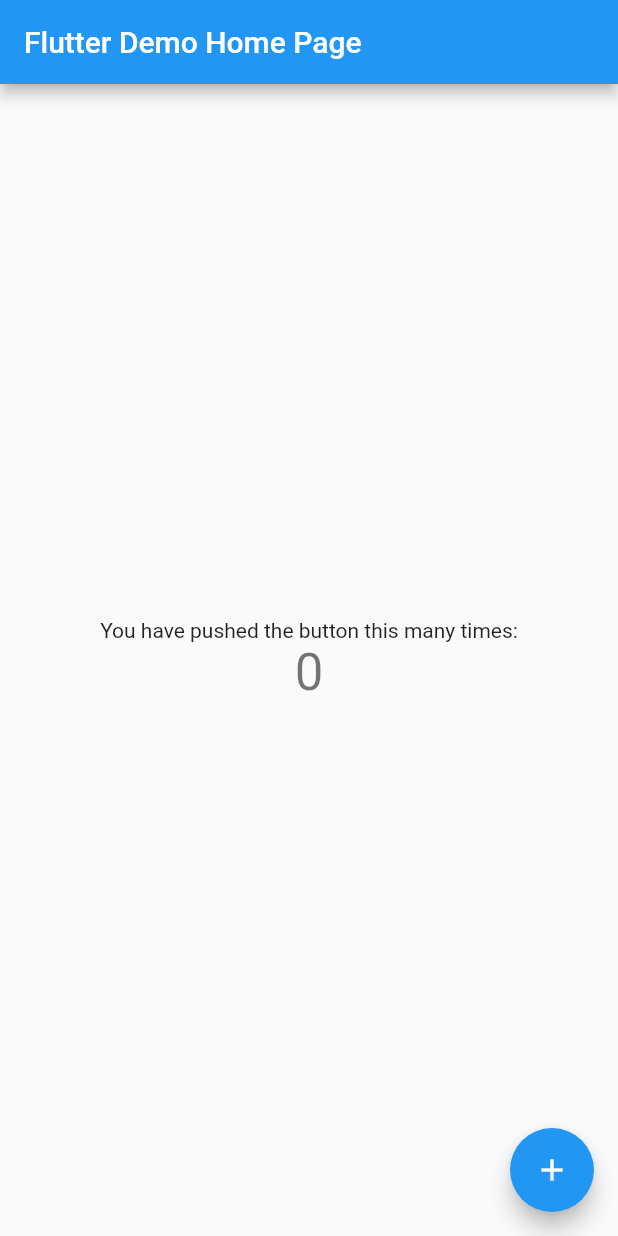
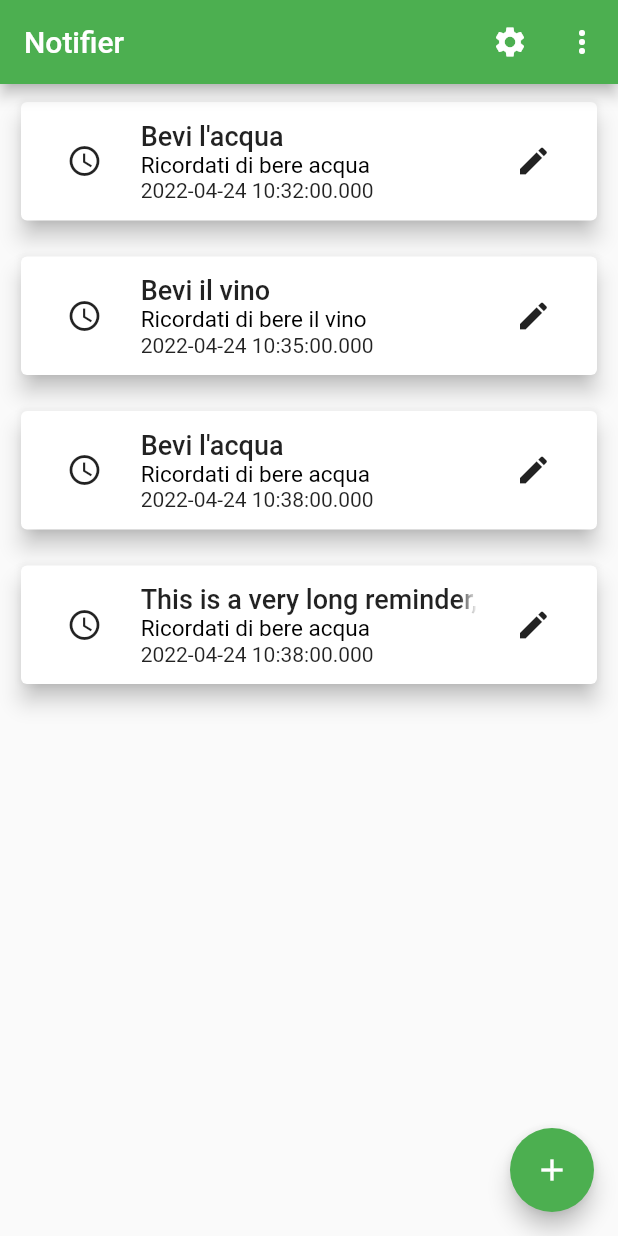
Before and after one commit to enricobragastini/notifier_app, a Flutter app: the screen it shows after launch, on a phone screen of 412 x 824 dp. Run offline on Flutter 3.47's test engine with Material 2 defaults, Android fonts, the phone set to English and light mode, and no system bars.

Commit message:
basic homepage structure

```diff
--- a/lib/main.dart
+++ b/lib/main.dart
@@ -1,4 +1,6 @@
 import 'package:flutter/material.dart';
+
+import './screens/notifications_screens.dart';
 
 void main() {
   runApp(const MyApp());
@@ -7,109 +9,17 @@
 class MyApp extends StatelessWidget {
   const MyApp({Key? key}) : super(key: key);
 
-  // This widget is the root of your application.
   @override
   Widget build(BuildContext context) {
     return MaterialApp(
-      title: 'Flutter Demo',
+      title: 'Notifier',
       theme: ThemeData(
-        // This is the theme of your application.
-        //
-        // Try running your application with "flutter run". You'll see the
-        // application has a blue toolbar. Then, without quitting the app, try
-        // changing the primarySwatch below to Colors.green and then invoke
-        // "hot reload" (press "r" in the console where you ran "flutter run",
-        // or simply save your changes to "hot reload" in a Flutter IDE).
-        // Notice that the counter didn't reset back to zero; the application
-        // is not restarted.
-        primarySwatch: Colors.blue,
-      ),
-      home: const MyHomePage(title: 'Flutter Demo Home Page'),
+          primarySwatch: Colors.green,
+          textTheme: const TextTheme(
+              labelLarge: TextStyle(fontWeight: FontWeight.w500, fontSize: 18),
+              labelMedium:
+                  TextStyle(fontWeight: FontWeight.w400, fontSize: 15))),
+      home: const NotificationsScreen(appBarTitle: "Notifier"),
     );
   }
 }
-
-class MyHomePage extends StatefulWidget {
-  const MyHomePage({Key? key, required this.title}) : super(key: key);
-
-  // This widget is the home page of your application. It is stateful, meaning
-  // that it has a State object (defined below) that contains fields that affect
-  // how it looks.
-
-  // This class is the configuration for the state. It holds the values (in this
-  // case the title) provided by the parent (in this case the App widget) and
-  // used by the build method of the State. Fields in a Widget subclass are
-  // always marked "final".
-
-  final String title;
-
-  @override
-  State<MyHomePage> createState() => _MyHomePageState();
-}
-
-class _MyHomePageState extends State<MyHomePage> {
-  int _counter = 0;
-
-  void _incrementCounter() {
-    setState(() {
-      // This call to setState tells the Flutter framework that something has
-      // changed in this State, which causes it to rerun the build method below
-      // so that the display can reflect the updated values. If we changed
-      // _counter without calling setState(), then the build method would not be
-      // called again, and so nothing would appear to happen.
-      _counter++;
-    });
-  }
-
-  @override
-  Widget build(BuildContext context) {
-    // This method is rerun every time setState is called, for instance as done
-    // by the _incrementCounter method above.
-    //
-    // The Flutter framework has been optimized to make rerunning build methods
-    // fast, so that you can just rebuild anything that needs updating rather
-    // than having to individually change instances of widgets.
-    return Scaffold(
-      appBar: AppBar(
-        // Here we take the value from the MyHomePage object that was created by
-        // the App.build method, and use it to set our appbar title.
-        title: Text(widget.title),
-      ),
-      body: Center(
-        // Center is a layout widget. It takes a single child and positions it
-        // in the middle of the parent.
-        child: Column(
-          // Column is also a layout widget. It takes a list of children and
-          // arranges them vertically. By default, it sizes itself to fit its
-          // children horizontally, and tries to be as tall as its parent.
-          //
-          // Invoke "debug painting" (press "p" in the console, choose the
-          // "Toggle Debug Paint" action from the Flutter Inspector in Android
-          // Studio, or the "Toggle Debug Paint" command in Visual Studio Code)
-          // to see the wireframe for each widget.
-          //
-          // Column has various properties to control how it sizes itself and
-          // how it positions its children. Here we use mainAxisAlignment to
-          // center the children vertically; the main axis here is the vertical
-          // axis because Columns are vertical (the cross axis would be
-          // horizontal).
-          mainAxisAlignment: MainAxisAlignment.center,
-          children: <Widget>[
-            const Text(
-              'You have pushed the button this many times:',
-            ),
-            Text(
-              '$_counter',
-              style: Theme.of(context).textTheme.headline4,
-            ),
-          ],
-        ),
-      ),
-      floatingActionButton: FloatingActionButton(
-        onPressed: _incrementCounter,
-        tooltip: 'Increment',
-        child: const Icon(Icons.add),
-      ), // This trailing comma makes auto-formatting nicer for build methods.
-    );
-  }
-}
--- /dev/null
+++ b/lib/models/notify.dart
@@ -0,0 +1,13 @@
+// import 'package:intl/intl.dart';
+
+class Notify {
+  final String title;
+  final String description;
+  final DateTime datetime;
+
+  Notify({
+    required this.title,
+    this.description = "",
+    required this.datetime,
+  });
+}
--- /dev/null
+++ b/lib/screens/notifications_screens.dart
@@ -0,0 +1,67 @@
+import 'package:flutter/material.dart';
+
+import '../models/notify.dart';
+import '../widgets/notification_widget.dart';
+
+class NotificationsScreen extends StatefulWidget {
+  final String appBarTitle;
+
+  const NotificationsScreen({Key? key, required this.appBarTitle})
+      : super(key: key);
+
+  @override
+  _NotificationsScreenState createState() => _NotificationsScreenState();
+}
+
+class _NotificationsScreenState extends State<NotificationsScreen> {
+  List<Notify> notifications = [
+    Notify(
+        title: "Bevi l'acqua",
+        datetime: DateTime.now().add(const Duration(minutes: 2)),
+        description: "Ricordati di bere acqua"),
+    Notify(
+        title: "Bevi il vino",
+        datetime: DateTime.now().add(const Duration(minutes: 5)),
+        description: "Ricordati di bere il vino"),
+    Notify(
+        title: "Bevi l'acqua",
+        datetime: DateTime.now().add(const Duration(minutes: 8)),
+        description: "Ricordati di bere acqua"),
+    Notify(
+        title: "This is a very long reminder, very important title",
+        datetime: DateTime.now().add(const Duration(minutes: 8)),
+        description: "Ricordati di bere acqua")
+  ];
+
+  @override
+  Widget build(BuildContext context) {
+    return Scaffold(
+        appBar: AppBar(
+          title: Text(widget.appBarTitle),
+          actions: [
+            IconButton(
+              onPressed: () {},
+              icon: const Icon(Icons.settings),
+              tooltip: "Settings",
+            ),
+            IconButton(
+              onPressed: () {},
+              icon: const Icon(Icons.more_vert),
+              tooltip: "More options",
+            ),
+          ],
+        ),
+        body: ListView.builder(
+            itemCount: notifications.length,
+            itemBuilder: (context, index) {
+              return NotificationWidget(
+                  title: notifications[index].title,
+                  description: notifications[index].description,
+                  datetime: notifications[index].datetime);
+            }),
+        floatingActionButton: FloatingActionButton(
+          onPressed: () {},
+          child: const Icon(Icons.add),
+        ));
+  }
+}
--- /dev/null
+++ b/lib/widgets/notification_widget.dart
@@ -0,0 +1,62 @@
+import 'package:flutter/material.dart';
+
+class NotificationWidget extends StatelessWidget {
+  final String title;
+  final String description;
+  final DateTime datetime;
+
+  const NotificationWidget(
+      {Key? key,
+      required this.title,
+      required this.description,
+      required this.datetime})
+      : super(key: key);
+
+  @override
+  Widget build(BuildContext context) {
+    return Padding(
+      padding: const EdgeInsets.symmetric(horizontal: 10, vertical: 8),
+      child: Card(
+          elevation: 6,
+          child: Padding(
+            padding: const EdgeInsets.symmetric(horizontal: 5, vertical: 12),
+            child: Row(
+              children: [
+                const Expanded(
+                  flex: 2,
+                  child: Icon(Icons.watch_later_outlined),
+                ),
+                Expanded(
+                  flex: 6,
+                  child: Column(
+                    mainAxisAlignment: MainAxisAlignment.start,
+                    crossAxisAlignment: CrossAxisAlignment.start,
+                    children: [
+                      Text(
+                        title,
+                        overflow: TextOverflow.fade,
+                        maxLines: 1,
+                        softWrap: false,
+                        style: Theme.of(context).textTheme.labelLarge,
+                      ),
+                      Text(
+                        description,
+                        style: Theme.of(context).textTheme.labelMedium,
+                      ),
+                      Text(datetime.toString())
+                    ],
+                  ),
+                ),
+                Expanded(
+                  flex: 2,
+                  child: IconButton(
+                    icon: const Icon(Icons.edit),
+                    onPressed: () {},
+                  ),
+                )
+              ],
+            ),
+          )),
+    );
+  }
+}
--- a/pubspec.yaml
+++ b/pubspec.yaml
@@ -34,6 +34,7 @@
   # The following adds the Cupertino Icons font to your application.
   # Use with the CupertinoIcons class for iOS style icons.
   cupertino_icons: ^1.0.2
+  intl: ^0.17.0
 
 dev_dependencies:
   flutter_test:
```
Also changed, not shown: pubspec.lock.
